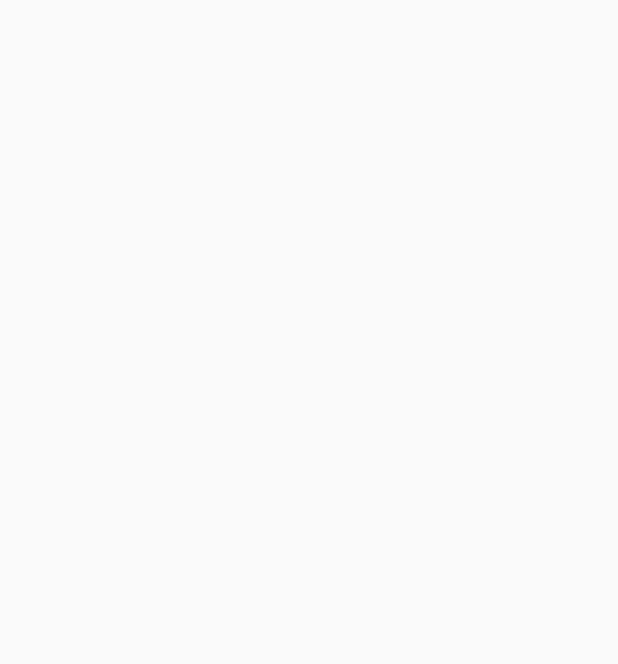
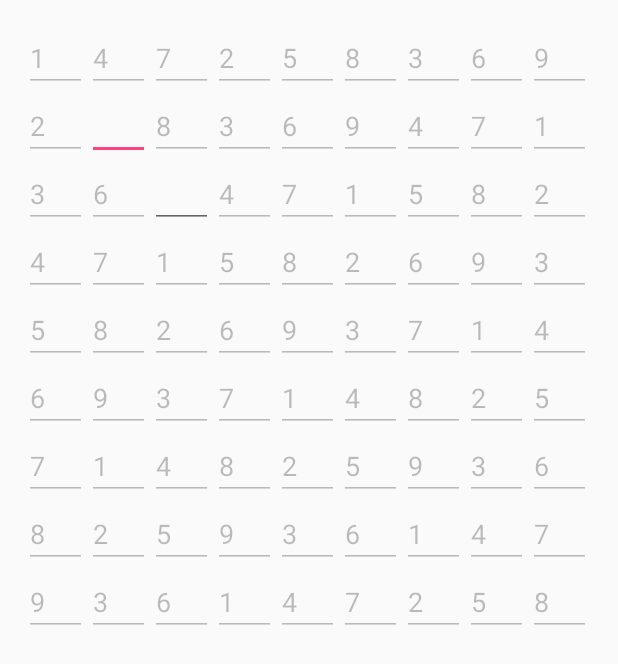
Before and after one commit to mihaHramov/sudocu, an Android app: the screen it shows after launch (MainActivity), on a phone screen of 412 x 824 dp. Before the commit the part shown is empty. Shown: the top 664 px of the screen. Run offline under Robolectric (Android 15) with nearby library versions, the phone set to English and light mode, and no system bars.

Commit message:
ostalos uslognit algoritm generatcii i sdelat norm generatciu probelow

```diff
--- a/app/src/main/java/com/example/miha/sudocu/IView/IGridView.java
+++ b/app/src/main/java/com/example/miha/sudocu/IView/IGridView.java
@@ -1,8 +1,14 @@
 package com.example.miha.sudocu.IView;
+
+import android.app.Activity;
+import android.content.Context;
+import android.widget.EditText;
 
 /**
  * Created by miha on 17.10.2016.
  */
 public interface IGridView {
     public void showGrid(String[][] ar);
+    public EditText getLastEditText();
+    public Context getContext();
 }
--- a/app/src/main/java/com/example/miha/sudocu/MainActivity.java
+++ b/app/src/main/java/com/example/miha/sudocu/MainActivity.java
@@ -1,29 +1,53 @@
 package com.example.miha.sudocu;
 import android.app.Activity;
+import android.content.Context;
 import android.os.Bundle;
-import android.util.Log;
+import android.text.Editable;
+import android.text.TextWatcher;
+import android.view.View;
 import android.widget.ArrayAdapter;
+import android.widget.EditText;
 import android.widget.GridView;
-import android.widget.Toast;
+import android.widget.TableLayout;
+import android.widget.TableRow;
 
 import com.example.miha.sudocu.IView.IGridView;
 import com.example.miha.sudocu.presenter.PresenterGrid;
-public class MainActivity extends Activity implements IGridView{
+public class MainActivity extends Activity implements IGridView,View.OnFocusChangeListener,TextWatcher{
     private PresenterGrid presenterGrid;
     private GridView gvMain;
     private ArrayAdapter<String> adapter;
+    private EditText lastEditText;
+    TableLayout table;
+    public Context getContext(){
+        return this;
+    }
+    @Override
+    public void onFocusChange(View v, boolean hasFocus) {
+        if(v instanceof  EditText && v.isEnabled() && hasFocus){
+            lastEditText = (EditText)v;
+        }
+    }
 
-
+    public EditText getLastEditText(){
+        return lastEditText;
+    }
 
     public void showGrid(String[][] grid){
+        table = (TableLayout)findViewById(R.id.tableLayout1);
         for(int i=0;i<grid.length;i++){
-            String temp = "";
+            TableRow row = new TableRow(this);
             for(int j=0;j<grid.length;j++){
-                temp += " "+ grid[i][j];
+                EditText text = new EditText(this);
+                text.setId(i * grid.length + j);
+                text.setText(grid[i][j]);
+                text.setEnabled(grid[i][j].isEmpty());
+                text.setOnFocusChangeListener(this);
+                text.addTextChangedListener(this);
+                row.addView(text);
             }
-            Log.d("array",temp);
+            table.addView(row);
         }
-        // а вот как выводить двумерный массив я хз
     }
 
 
@@ -34,4 +58,17 @@ public class MainActivity extends Activity implements IGridView{
         setContentView(R.layout.activity_main);
         presenterGrid = new PresenterGrid(this);
     }
+
+    @Override
+    public void afterTextChanged(Editable s) {
+
+    }
+
+    @Override
+    public void onTextChanged(CharSequence s, int start, int before, int count) {
+        presenterGrid.answer();
+    }
+
+    @Override
+    public void beforeTextChanged(CharSequence s, int start, int count, int after) {}
 }
--- a/app/src/main/java/com/example/miha/sudocu/data/Grid.java
+++ b/app/src/main/java/com/example/miha/sudocu/data/Grid.java
@@ -8,13 +8,34 @@ import java.util.Arrays;
  * Created by miha on 17.10.2016.
  */
 public class Grid {
+    private int undefined = 2;
     private String[] grid = {"1","2","3","4","5","6","7","8","9"};// основное множество
     private  int razmer = grid.length;
     private  String[][] pole = new String[razmer][razmer];
+    public int getUndefined(){
+        return undefined;
+    }
+    public Boolean getAnsver(int i,int j,String s){
+        if(pole[i][j].equals(s)){
+            undefined--;
+            return true;
+        }
+        return false;
+    }
+
     public String[][] getGrid(){
-        return pole;
+        String[][] s  =  new String[razmer][razmer];
+        for(int i = 0;i<razmer;i++){
+            for(int j=0;j<razmer;j++){
+                s[i][j] = pole[i][j];
+            }
+        }
+        s[1][1] ="";//пока не придумал как будит растановка пустых ячеек
+        s[2][2] ="";
+        return s;
     }
-    public void  transperentMatrix(){
+
+    private void  transperentMatrix(){
         for(int i=0;i<razmer;i++)
         {
             for(int j=i;j<razmer;j++)
--- a/app/src/main/java/com/example/miha/sudocu/presenter/PresenterGrid.java
+++ b/app/src/main/java/com/example/miha/sudocu/presenter/PresenterGrid.java
@@ -2,6 +2,8 @@ package com.example.miha.sudocu.presenter;
 
 import android.app.Activity;
 import android.content.Context;
+import android.widget.EditText;
+import android.widget.Toast;
 
 import com.example.miha.sudocu.IView.IGridView;
 import com.example.miha.sudocu.data.Grid;
@@ -12,9 +14,28 @@ import com.example.miha.sudocu.data.Grid;
 public class PresenterGrid {
     private IGridView View;
     private Grid model ;
+    private String[][] grid;
     public PresenterGrid(IGridView context) {
         View = context;
         model = new Grid();
-        View.showGrid(model.getGrid());
+        grid = model.getGrid();
+        View.showGrid(grid);
+    }
+    public void answer(){
+        EditText editText  = View.getLastEditText();
+        String g  =   View.getLastEditText().getText().toString();
+        int id = editText.getId();
+        int i = id/grid.length;
+        int j = id%grid.length;
+        if(model.getAnsver(i,j,g)){
+            editText.setEnabled(false);
+            Toast.makeText(View.getContext(), "success", Toast.LENGTH_SHORT).show();
+            if(model.getUndefined()==0){
+                Toast.makeText(View.getContext(), "game over", Toast.LENGTH_SHORT).show();
+            }
+
+        }else{
+            Toast.makeText(View.getContext(),"ne ok",Toast.LENGTH_SHORT).show();
+        }
     }
 }
--- a/app/src/main/res/layout/activity_main.xml
+++ b/app/src/main/res/layout/activity_main.xml
@@ -8,11 +8,13 @@
     android:paddingRight="@dimen/activity_horizontal_margin"
     android:paddingTop="@dimen/activity_vertical_margin"
     tools:context="com.example.miha.sudocu.MainActivity">
+    <TableLayout xmlns:android="http://schemas.android.com/apk/res/android"
+        android:id="@+id/tableLayout1"
+        android:layout_width="match_parent"
+        android:layout_height="match_parent"
+        android:shrinkColumns="*"
+        android:stretchColumns="*" >
 
-    <GridView
-        android:layout_width="wrap_content"
-        android:layout_height="wrap_content"
-        android:id="@+id/gridView"
-        android:layout_alignParentLeft="true"
-        android:layout_alignParentStart="true" />
+    </TableLayout>
+
 </RelativeLayout>
```
